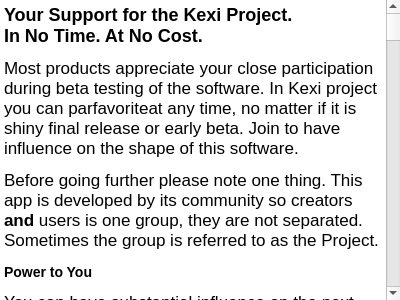
Old version of the form kexi/main/status/contribution_help.ui in the repository KDE/calligra.
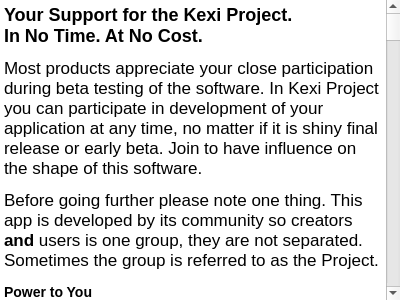
New version of the form.

Commit message:
User Feedback ui: fixed grammar and typos; thanks go to Yuri & diggy
CCMAIL:dimitrios.tanis@kdemail.net
CCMAIL:yurchor@ukr.net

Diff of the .ui file:
```diff
--- a/kexi/main/status/contribution_help.ui
+++ b/kexi/main/status/contribution_help.ui
@@ -25,7 +25,7 @@
 p, li { white-space: pre-wrap; }
 &lt;/style&gt;&lt;/head&gt;&lt;body style=&quot; font-size:13pt; font-weight:400; font-style:normal;&quot;&gt;
 &lt;p style=&quot; margin-top:16px; margin-bottom:12px; margin-left:0px; margin-right:0px; -qt-block-indent:0; text-indent:0px;&quot;&gt;&lt;span style=&quot; font-size:x-large; font-weight:600;&quot;&gt;Your Support for the Kexi Project.&lt;br /&gt;In No Time. At No Cost.&lt;/span&gt; &lt;/p&gt;
-&lt;p style=&quot; margin-top:12px; margin-bottom:12px; margin-left:0px; margin-right:0px; -qt-block-indent:0; text-indent:0px;&quot;&gt;Most products appreciate your close participation during beta testing of the software. In Kexi project you can parfavoriteat any time, no matter if it is shiny final release or early beta. Join to have influence on the shape of this software. &lt;/p&gt;
+&lt;p style=&quot; margin-top:12px; margin-bottom:12px; margin-left:0px; margin-right:0px; -qt-block-indent:0; text-indent:0px;&quot;&gt;Most products appreciate your close participation during beta testing of the software. In Kexi Project you can participate in development of your application at any time, no matter if it is shiny final release or early beta. Join to have influence on the shape of this software. &lt;/p&gt;
 &lt;p style=&quot; margin-top:12px; margin-bottom:12px; margin-left:0px; margin-right:0px; -qt-block-indent:0; text-indent:0px;&quot;&gt;Before going further please note one thing. This app is developed by its community so creators &lt;span style=&quot; font-weight:600;&quot;&gt;and&lt;/span&gt; users is one group, they are not separated. Sometimes the group is referred to as the Project. &lt;/p&gt;
 &lt;p style=&quot; margin-top:14px; margin-bottom:12px; margin-left:0px; margin-right:0px; -qt-block-indent:0; text-indent:0px;&quot;&gt;&lt;span style=&quot; font-size:large; font-weight:600;&quot;&gt;Power to You&lt;/span&gt;&lt;/p&gt;
 &lt;p style=&quot; margin-top:12px; margin-bottom:12px; margin-left:0px; margin-right:0px; -qt-block-indent:0; text-indent:0px;&quot;&gt;You can have substantial influence on the next releases of this software by: &lt;/p&gt;
@@ -38,8 +38,8 @@
 &lt;p style=&quot; margin-top:12px; margin-bottom:12px; margin-left:0px; margin-right:0px; -qt-block-indent:0; text-indent:0px;&quot;&gt;You can for example:&lt;/p&gt;
 &lt;ul style=&quot;margin-top: 0px; margin-bottom: 0px; margin-left: 0px; margin-right: 0px; -qt-list-indent: 1;&quot;&gt;&lt;li style=&quot; margin-top:12px; margin-bottom:10px; margin-left:0px; margin-right:0px; -qt-block-indent:0; text-indent:0px;&quot;&gt;Share simple statistical data like software version or operating system version. &lt;/li&gt;
 &lt;li style=&quot; margin-top:0px; margin-bottom:10px; margin-left:0px; margin-right:0px; -qt-block-indent:0; text-indent:0px;&quot;&gt;The shared information is anonymous if you wish it to be.&lt;/li&gt;
-&lt;li style=&quot; margin-top:0px; margin-bottom:10px; margin-left:0px; margin-right:0px; -qt-block-indent:0; text-indent:0px;&quot;&gt;The shared information can be fully statistical if you wish it to be.&lt;/li&gt;
-&lt;li style=&quot; margin-top:0px; margin-bottom:12px; margin-left:0px; margin-right:0px; -qt-block-indent:0; text-indent:0px;&quot;&gt;The shared information can skip any localization information like language or country settings you use on your computer. &lt;/li&gt;&lt;/ul&gt;
+&lt;li style=&quot; margin-top:0px; margin-bottom:10px; margin-left:0px; margin-right:0px; -qt-block-indent:0; text-indent:0px;&quot;&gt;The shared information can be fully statistical if you wish it to be. Your uses of the application can be visible for statistics as not mutually related.&lt;/li&gt;
+&lt;li style=&quot; margin-top:0px; margin-bottom:12px; margin-left:0px; margin-right:0px; -qt-block-indent:0; text-indent:0px;&quot;&gt;The shared information may skip any regional settings like language or country settings you use on your computer. Even if you provide this data, localization like your IP number or geographic location are not shared. (Note: sharing geographic location could be offered in the future as an extra option that you can enable, e.g. if you wish to show usage of the app at your location in the global statistics)&lt;/li&gt;&lt;/ul&gt;
 &lt;p style=&quot; margin-top:12px; margin-bottom:12px; margin-left:0px; margin-right:0px; -qt-block-indent:0; text-indent:0px;&quot;&gt;As you can imagine, the more information you give, the more chances are for the Project to take your special needs into account. &lt;/p&gt;
 &lt;p style=&quot; margin-top:14px; margin-bottom:12px; margin-left:0px; margin-right:0px; -qt-block-indent:0; text-indent:0px;&quot;&gt;&lt;span style=&quot; font-size:large; font-weight:600;&quot;&gt;Safe and Transparent Participation&lt;/span&gt; &lt;/p&gt;
 &lt;p style=&quot; margin-top:12px; margin-bottom:12px; margin-left:0px; margin-right:0px; -qt-block-indent:0; text-indent:0px;&quot;&gt;We propose simple but clear ideas for the participation: &lt;/p&gt;
```
The commit also changes 1 other file.
